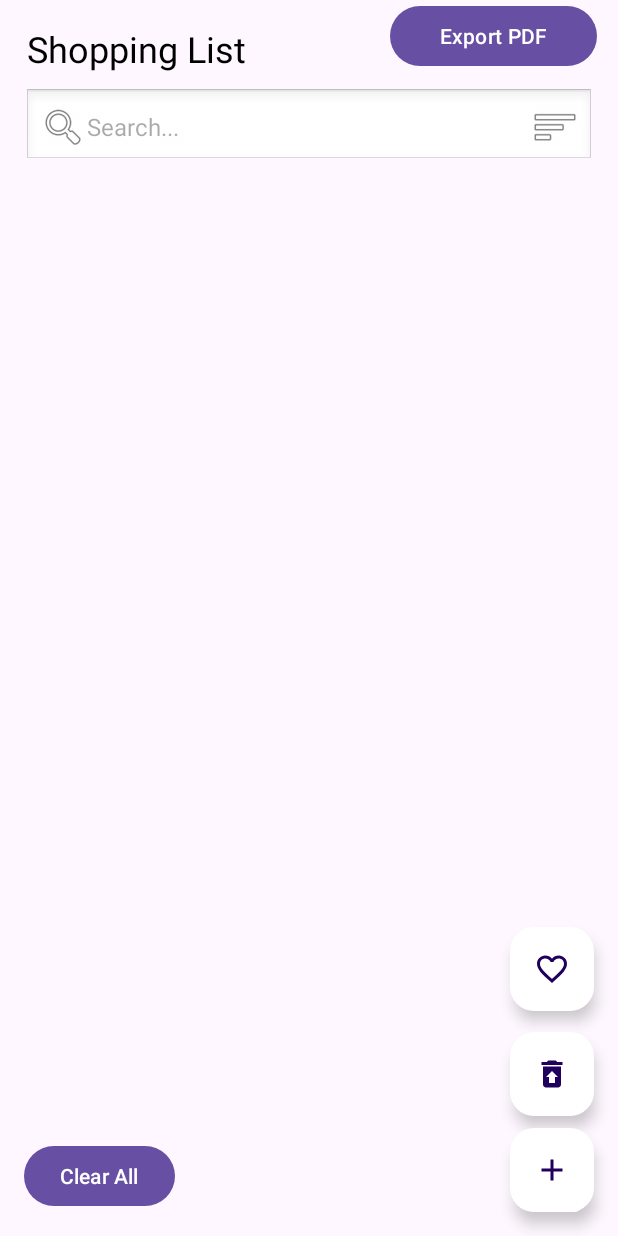
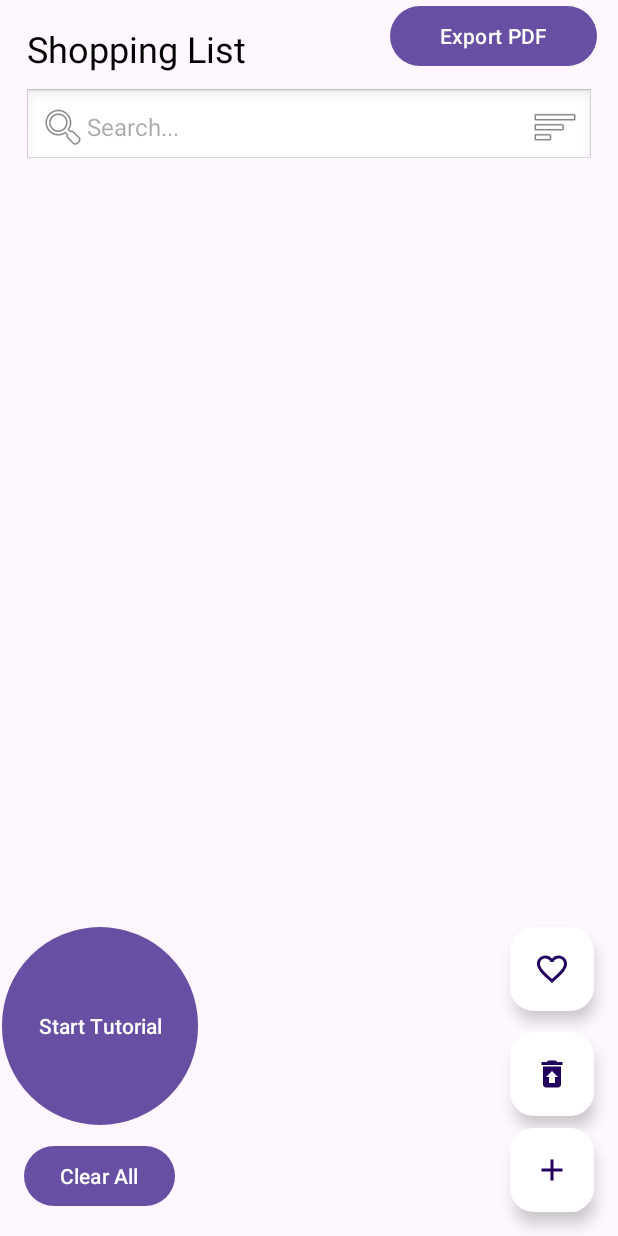
Before and after one commit to paras603/easy-cart, an Android app: the screen it shows after launch (MainActivity), on a phone screen of 412 x 824 dp. Run offline under Robolectric (Android 15) with nearby library versions, the phone set to English and light mode, and no system bars.

```diff
--- a/app/build.gradle.kts
+++ b/app/build.gradle.kts
@@ -66,6 +66,8 @@
 
         //splash screen
         implementation("androidx.core:core-splashscreen:1.0.0")
+        implementation ("androidx.media3:media3-ui:1.2.0")
+        implementation ("androidx.media3:media3-exoplayer:1.2.0")
 
 
         testImplementation(libs.junit)
--- a/app/src/main/res/layout/activity_main.xml
+++ b/app/src/main/res/layout/activity_main.xml
@@ -5,6 +5,12 @@
     android:layout_width="match_parent"
     android:layout_height="match_parent"
     tools:context=".MainActivity">
+
+    <androidx.media3.ui.PlayerView
+        android:id="@+id/playerView"
+        android:layout_width="match_parent"
+        android:layout_height="250dp"
+        android:visibility="gone"/>
 
     <TextView
         android:id="@+id/shoppingListHeading"
@@ -103,4 +109,16 @@
         android:layout_marginEnd="14dp"
         android:text="Export PDF"/>
 
+    <Button
+        android:id="@+id/startTutorial"
+        android:layout_width="wrap_content"
+        android:layout_height="wrap_content"
+        android:layout_above="@+id/clearAllButton"
+        android:layout_alignParentTop="true"
+        android:layout_alignParentEnd="true"
+        android:layout_marginTop="614dp"
+        android:layout_marginEnd="280dp"
+        android:layout_marginBottom="6dp"
+        android:text="Start Tutorial" />
+
 </RelativeLayout>
```
Also changed, not shown: app/src/main/java/com/example/easy_cart/MainActivity.kt (+49 -0 lines), app/src/main/res/layout/dialog_video_player.xml (added, +25 -0 lines).
